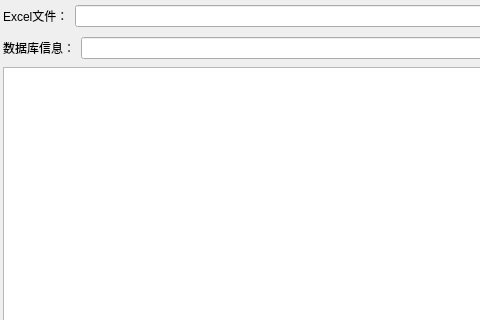
Above: src/NeoToolKits/UI/Form/ExcelDataUploadPageForm.ui from JaneYih/QT_NeoToolKits before the change; both pictures show x 0 to 480 and y 0 to 320 of the 736 by 467 pixel window. Below: the same form after it.
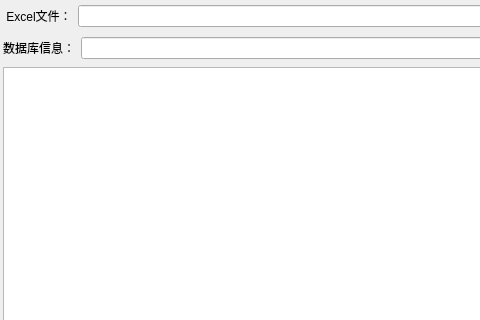
That is the form after the change.

Commit message: ExcelDataUpload的视图模型框架实现

The edit to the form file:
```diff
--- a/src/NeoToolKits/UI/Form/ExcelDataUploadPageForm.ui
+++ b/src/NeoToolKits/UI/Form/ExcelDataUploadPageForm.ui
@@ -33,7 +33,7 @@
        <item>
         <widget class="QLabel" name="label_ExcelFile">
          <property name="text">
-          <string>Excel文件：</string>
+          <string> Excel文件：</string>
          </property>
         </widget>
        </item>
```
The commit also changes 17 other files.
